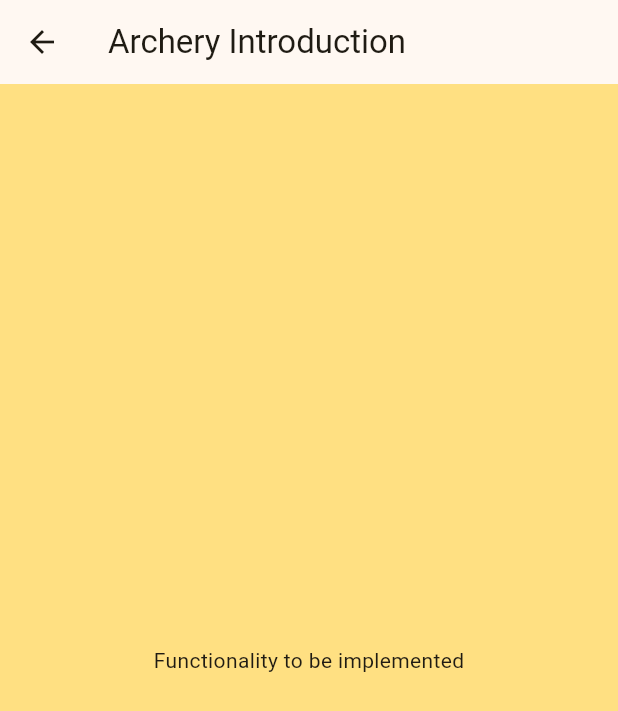
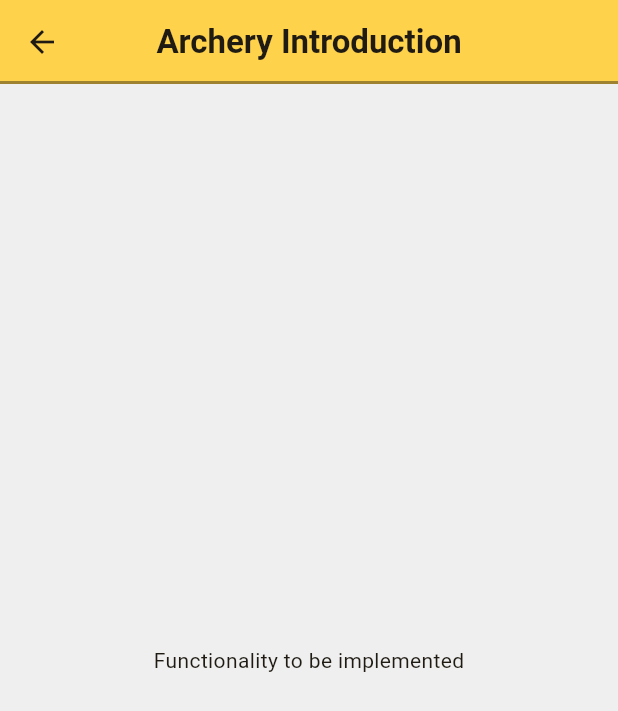
Before and after one commit to mattmaomao/fyp_app, a Flutter app: the screen it shows after launch, after a tap on "Archery Introduction", on a phone screen of 412 x 824 dp. Shown: the top 711 px of the screen. Run offline on Flutter 3.47's test engine with Material 3 defaults, Android fonts, the phone set to English and light mode, and no system bars.

Commit message:
move header into separate widget file

```diff
--- a/lib/main.dart
+++ b/lib/main.dart
@@ -1,9 +1,10 @@
 // main.dart
 import 'package:flutter/material.dart';
-import 'const_var.dart';
-import 'pages/home.dart';
-import 'pages/user.dart';
-import 'pages/settings.dart';
+import 'package:fyp_app/utils/const_var.dart';
+import 'package:fyp_app/pages/home.dart';
+import 'package:fyp_app/pages/user.dart';
+import 'package:fyp_app/pages/settings.dart';
+import 'package:fyp_app/utils/header_with_title.dart';
 
 void main() {
   runApp(MyApp());
@@ -44,22 +45,7 @@ class _MainNavigationPageState extends State<MainNavigationPage> {
   Widget build(BuildContext context) {
     return Scaffold(
       // header
-      appBar: AppBar(
-        title: Text(
-          _getTitle(), // get current page title
-          style: TextStyle(
-            fontWeight: FontWeight.bold,
-          ),
-        ),
-        centerTitle: true,
-        backgroundColor: DARK_PRI_COLOR,
-        shape: Border(
-          bottom: BorderSide(
-            color: Colors.black38,
-            width: 2,
-          ),
-        ),
-      ),
+      appBar: HeaderWithTitle(title: _getTitle()),
 
       // content
       body: _pages[_currentIndex],
@@ -78,6 +64,7 @@ class _MainNavigationPageState extends State<MainNavigationPage> {
           backgroundColor: DARK_PRI_COLOR,
           currentIndex: _currentIndex,
           selectedItemColor: SEC_COLOR,
+          unselectedItemColor: Colors.black87,
           onTap: (index) {
             setState(() {
               _currentIndex = index;
--- a/lib/pages/archery_intro.dart
+++ b/lib/pages/archery_intro.dart
@@ -1,13 +1,12 @@
 // pages/archery_intro.dart
 import 'package:flutter/material.dart';
+import 'package:fyp_app/utils/header_with_title.dart';
 
 class ArcheryIntroPage extends StatelessWidget {
   @override
   Widget build(BuildContext context) {
     return Scaffold(
-      appBar: AppBar(
-        title: Text('Archery Introduction'),
-      ),
+      appBar: HeaderWithTitle(title: 'Archery Introduction'),
       body: Center(
         child: Text('Functionality to be implemented'),
       ),
--- a/lib/pages/delay_cam.dart
+++ b/lib/pages/delay_cam.dart
@@ -1,13 +1,12 @@
 // pages/delay_cam.dart
 import 'package:flutter/material.dart';
+import 'package:fyp_app/utils/header_with_title.dart';
 
 class DelayCamPage extends StatelessWidget {
   @override
   Widget build(BuildContext context) {
     return Scaffold(
-      appBar: AppBar(
-        title: Text('Delay Camera'),
-      ),
+      appBar: HeaderWithTitle(title: 'Delay Camera'),
       body: Center(
         child: Text('Functionality to be implemented'),
       ),
--- a/lib/pages/home.dart
+++ b/lib/pages/home.dart
@@ -75,7 +75,7 @@ class HomePage extends StatelessWidget {
     return GestureDetector(
       onTap: onTap,
       child: Container(
-        height: 80,
+        height: 64,
         margin: EdgeInsets.symmetric(vertical: 8, horizontal: 16),
         decoration: BoxDecoration(
           // todo: add background image for each function
@@ -98,7 +98,7 @@ class HomePage extends StatelessWidget {
               text,
               style: TextStyle(
                 color: Color.fromRGBO(0xEE, 0xEE, 0xEE, 1),
-                fontSize: 20,
+                fontSize: 18,
                 fontWeight: FontWeight.bold,
                 shadows: [
                   Shadow(
--- a/lib/pages/posture_detection.dart
+++ b/lib/pages/posture_detection.dart
@@ -1,13 +1,12 @@
 // pages/posture_detection.dart
 import 'package:flutter/material.dart';
+import 'package:fyp_app/utils/header_with_title.dart';
 
 class PostureDetectionPage extends StatelessWidget {
   @override
   Widget build(BuildContext context) {
     return Scaffold(
-      appBar: AppBar(
-        title: Text('Posture Detection'),
-      ),
+      appBar: HeaderWithTitle(title: 'Posture Detection'),
       body: Center(
         child: Text('Functionality to be implemented'),
       ),
--- a/lib/pages/score_analysis.dart
+++ b/lib/pages/score_analysis.dart
@@ -1,13 +1,12 @@
 // pages/score_analysis.dart
 import 'package:flutter/material.dart';
+import 'package:fyp_app/utils/header_with_title.dart';
 
 class ScoreAnalysisPage extends StatelessWidget {
   @override
   Widget build(BuildContext context) {
     return Scaffold(
-      appBar: AppBar(
-        title: Text('Score Analysis'),
-      ),
+      appBar: HeaderWithTitle(title: 'Score Analysis'),
       body: Center(
         child: Text('Functionality to be implemented'),
       ),
--- a/lib/pages/score_notes.dart
+++ b/lib/pages/score_notes.dart
@@ -1,13 +1,12 @@
 // pages/score_notes.dart
 import 'package:flutter/material.dart';
+import 'package:fyp_app/utils/header_with_title.dart';
 
 class ScoreNotesPage extends StatelessWidget {
   @override
   Widget build(BuildContext context) {
     return Scaffold(
-      appBar: AppBar(
-        title: Text('Score Notes'),
-      ),
+      appBar: HeaderWithTitle(title: 'Score Notes'),
       body: Center(
         child: Text('Functionality to be implemented'),
       ),
--- a/lib/pages/slow_mo_cam.dart
+++ b/lib/pages/slow_mo_cam.dart
@@ -1,13 +1,12 @@
 // pages/slow_mo_cam.dart
 import 'package:flutter/material.dart';
+import 'package:fyp_app/utils/header_with_title.dart';
 
 class SlowMoCamPage extends StatelessWidget {
   @override
   Widget build(BuildContext context) {
     return Scaffold(
-      appBar: AppBar(
-        title: Text('Slow Motion Camera'),
-      ),
+      appBar: HeaderWithTitle(title: 'Slow Motion Camera'),
       body: Center(
         child: Text('Functionality to be implemented'),
       ),
--- a/lib/pages/timer.dart
+++ b/lib/pages/timer.dart
@@ -1,13 +1,12 @@
 // pages/timer.dart
 import 'package:flutter/material.dart';
+import 'package:fyp_app/utils/header_with_title.dart';
 
 class TimerPage extends StatelessWidget {
   @override
   Widget build(BuildContext context) {
     return Scaffold(
-      appBar: AppBar(
-        title: Text('Timer'),
-      ),
+      appBar: HeaderWithTitle(title: 'Timer'),
       body: Center(
         child: Text('Functionality to be implemented'),
       ),
--- a/lib/const_var.dart
+++ b/lib/utils/const_var.dart
@@ -3,5 +3,6 @@ import 'package:flutter/material.dart';
 // Colors
 const Color PRI_COLOR = Colors.amber;
 const Color SEC_COLOR = Color.fromARGB(255, 40, 179, 47);
-const Color BG_COLOR = Color.fromARGB(255, 255, 224, 130);
+// const Color BG_COLOR = Color.fromARGB(255, 255, 224, 130);
+const Color BG_COLOR = Color(0xEEEEEEEE);
 const Color DARK_PRI_COLOR = Color.fromARGB(255, 255, 210, 76);
--- /dev/null
+++ b/lib/utils/header_with_title.dart
@@ -0,0 +1,33 @@
+import 'package:flutter/material.dart';
+import 'const_var.dart';
+
+class HeaderWithTitle extends StatelessWidget implements PreferredSizeWidget {
+  final String title;
+
+  HeaderWithTitle({
+    required this.title,
+  });
+
+  @override
+  Widget build(BuildContext context) {
+    return AppBar(
+      title: Text(
+        title,
+        style: TextStyle(
+          fontWeight: FontWeight.bold,
+        ),
+      ),
+      centerTitle: true,
+      backgroundColor: DARK_PRI_COLOR,
+      shape: Border(
+        bottom: BorderSide(
+          color: Colors.black38,
+          width: 2,
+        ),
+      ),
+    );
+  }
+
+  @override
+  Size get preferredSize => Size.fromHeight(kToolbarHeight);
+}
```
